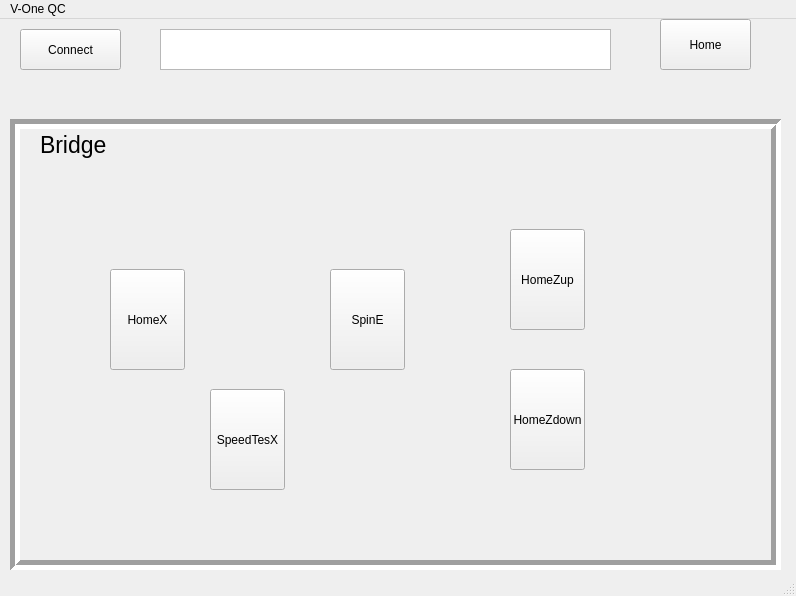
This is FT_vone/mainwindow.ui in 7ome/Functional-Test as Qt 5 draws it before an edit. The edited form follows.
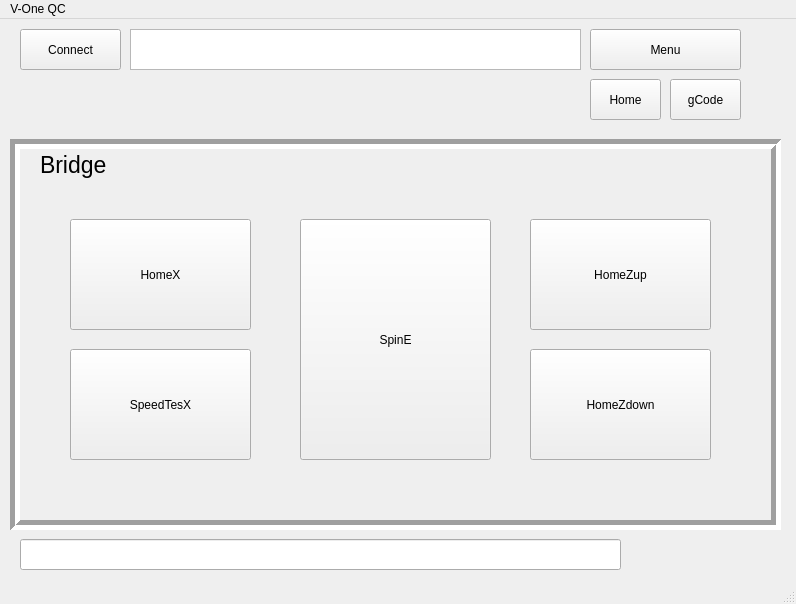
This is the edited form. The open tabs and pages were chosen to show the change.

The edit to the form file:
```diff
--- a/FT_vone/mainwindow.ui
+++ b/FT_vone/mainwindow.ui
@@ -7,7 +7,7 @@
     <x>0</x>
     <y>0</y>
     <width>796</width>
-    <height>596</height>
+    <height>604</height>
    </rect>
   </property>
   <property name="windowTitle">
@@ -36,33 +36,33 @@
    <widget class="QTextBrowser" name="textBrowser">
     <property name="geometry">
      <rect>
-      <x>160</x>
+      <x>130</x>
       <y>10</y>
       <width>451</width>
       <height>41</height>
      </rect>
     </property>
    </widget>
-   <widget class="QPushButton" name="HomeButton">
+   <widget class="QPushButton" name="MenuButton">
     <property name="geometry">
      <rect>
-      <x>660</x>
-      <y>0</y>
-      <width>91</width>
-      <height>51</height>
+      <x>590</x>
+      <y>10</y>
+      <width>151</width>
+      <height>41</height>
      </rect>
     </property>
     <property name="text">
-     <string>Home</string>
+     <string>Menu</string>
     </property>
    </widget>
    <widget class="QStackedWidget" name="stackedWidget">
     <property name="geometry">
      <rect>
       <x>10</x>
-      <y>100</y>
+      <y>120</y>
       <width>771</width>
-      <height>451</height>
+      <height>391</height>
      </rect>
     </property>
     <property name="styleSheet">
@@ -189,10 +189,10 @@
      <widget class="QPushButton" name="HomeXButton">
       <property name="geometry">
        <rect>
-        <x>90</x>
-        <y>140</y>
-        <width>75</width>
-        <height>101</height>
+        <x>50</x>
+        <y>70</y>
+        <width>181</width>
+        <height>111</height>
        </rect>
       </property>
       <property name="text">
@@ -202,10 +202,10 @@
      <widget class="QPushButton" name="SpeedXButton">
       <property name="geometry">
        <rect>
-        <x>190</x>
-        <y>260</y>
-        <width>75</width>
-        <height>101</height>
+        <x>50</x>
+        <y>200</y>
+        <width>181</width>
+        <height>111</height>
        </rect>
       </property>
       <property name="text">
@@ -215,10 +215,10 @@
      <widget class="QPushButton" name="SpinEButton">
       <property name="geometry">
        <rect>
-        <x>310</x>
-        <y>140</y>
-        <width>75</width>
-        <height>101</height>
+        <x>280</x>
+        <y>70</y>
+        <width>191</width>
+        <height>241</height>
        </rect>
       </property>
       <property name="text">
@@ -228,10 +228,10 @@
      <widget class="QPushButton" name="HomeZUButton">
       <property name="geometry">
        <rect>
-        <x>490</x>
-        <y>100</y>
-        <width>75</width>
-        <height>101</height>
+        <x>510</x>
+        <y>70</y>
+        <width>181</width>
+        <height>111</height>
        </rect>
       </property>
       <property name="text">
@@ -241,10 +241,10 @@
      <widget class="QPushButton" name="HomeZDButton">
       <property name="geometry">
        <rect>
-        <x>490</x>
-        <y>240</y>
-        <width>75</width>
-        <height>101</height>
+        <x>510</x>
+        <y>200</y>
+        <width>181</width>
+        <height>111</height>
        </rect>
       </property>
       <property name="text">
@@ -455,6 +455,45 @@
      </widget>
     </widget>
    </widget>
+   <widget class="QPushButton" name="gCodeButton">
+    <property name="geometry">
+     <rect>
+      <x>670</x>
+      <y>60</y>
+      <width>71</width>
+      <height>41</height>
+     </rect>
+    </property>
+    <property name="text">
+     <string>gCode</string>
+    </property>
+   </widget>
+   <widget class="QPushButton" name="HomeButton">
+    <property name="geometry">
+     <rect>
+      <x>590</x>
+      <y>60</y>
+      <width>71</width>
+      <height>41</height>
+     </rect>
+    </property>
+    <property name="text">
+     <string>Home</string>
+    </property>
+   </widget>
+   <widget class="QLineEdit" name="gCodeLine">
+    <property name="geometry">
+     <rect>
+      <x>20</x>
+      <y>520</y>
+      <width>601</width>
+      <height>31</height>
+     </rect>
+    </property>
+    <property name="autoFillBackground">
+     <bool>false</bool>
+    </property>
+   </widget>
   </widget>
   <widget class="QMenuBar" name="menubar">
    <property name="geometry">
```
Left out of the diff: 66 changed lines with no effect on the pictures.
